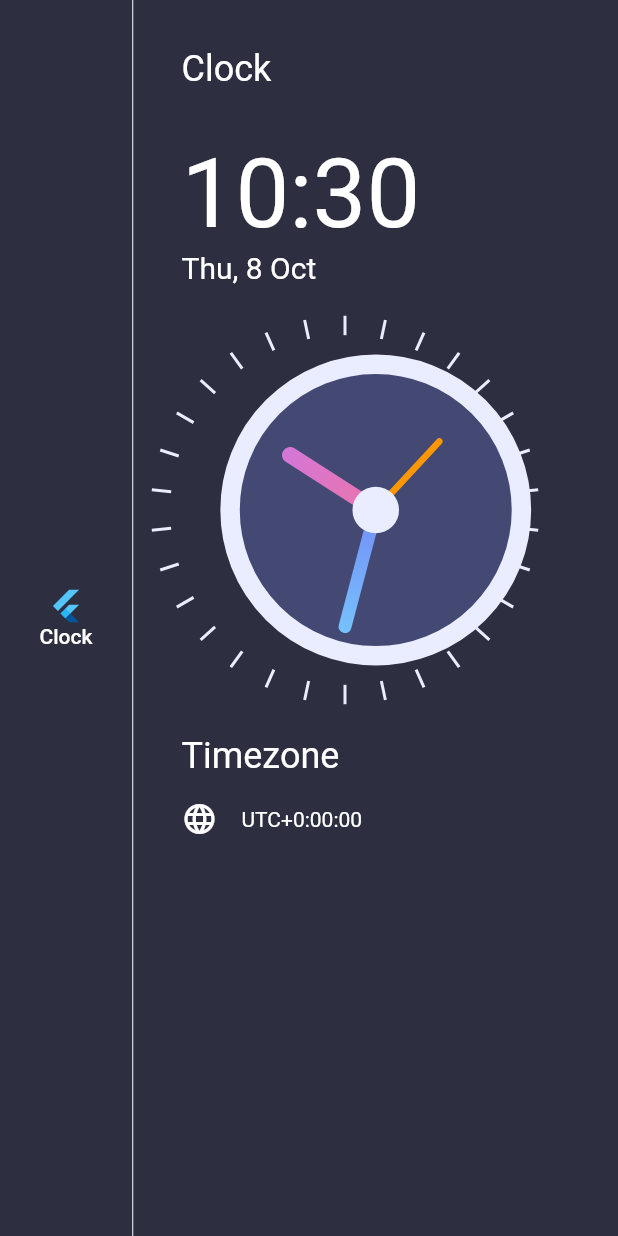
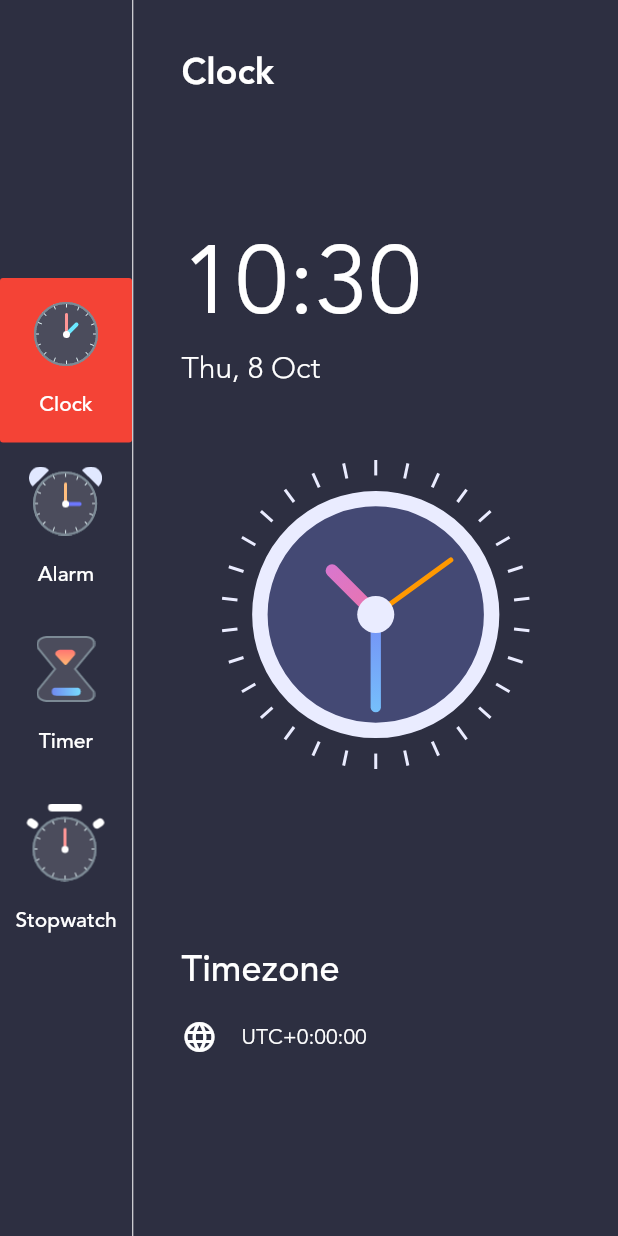
Before and after one commit to lypsisrudiansyah/clock_app, a Flutter app: the screen it shows after launch, after a tap on "Clock", on a phone screen of 412 x 824 dp. Run offline on Flutter 3.47's test engine with Material 2 defaults, Android fonts, the light colour scheme and no system bars.

Commit message:
refactor: home page and clock view
feat: add menu info and constants

feat: add some images and font Avenir

```diff
--- /dev/null
+++ b/lib/constants/constants.dart
@@ -0,0 +1 @@
+enum MenuType {clock, alarm, timer, stopwatch}
--- /dev/null
+++ b/lib/model/menu_info_model.dart
@@ -0,0 +1,9 @@
+import 'package:clock_app/constants/constants.dart';
+
+class MenuInfo {
+  MenuType menuType;
+  String title;
+  String imageResource;
+
+  MenuInfo(this.menuType, {this.title, this.imageResource});
+}
--- a/lib/pages/home_page.dart
+++ b/lib/pages/home_page.dart
@@ -25,16 +25,10 @@ class _HomePageState extends State<HomePage> {
           Column(
             mainAxisAlignment: MainAxisAlignment.center,
             children: <Widget>[
-              FlatButton(
-                onPressed: () {},
-                child: Column(
-                  children: <Widget>[
-                    FlutterLogo(),
-                    Text("Clock",
-                        style: TextStyle(color: Colors.white, fontSize: 14))
-                  ],
-                ),
-              )
+              buildMenuButton("Clock", "assets/clock_icon.png"),
+              buildMenuButton("Alarm", "assets/alarm_icon.png"),
+              buildMenuButton("Timer", "assets/timer_icon.png"),
+              buildMenuButton("Stopwatch", "assets/stopwatch_icon.png"),
             ],
           ),
           VerticalDivider(
@@ -43,29 +37,66 @@ class _HomePageState extends State<HomePage> {
           ),
           Expanded(
             child: Container(
-              // padding: EdgeInsets.symmetric(horizontal: 32, vertical: 64),
-              padding: EdgeInsets.all(32),
+              padding: EdgeInsets.symmetric(horizontal: 32, vertical: 32),
+              // padding: EdgeInsets.all(32),
               // color: Color(0xFF2D2F41),
               child: Column(
                 crossAxisAlignment: CrossAxisAlignment.start,
                 children: <Widget>[
-                  Text(
+                  Flexible(
+                    flex: 1,
+                    fit: FlexFit.tight,
+                    child: Text(
                       "Clock",
-                    style: TextStyle(color: Colors.white, fontSize: 24),
+                      style: TextStyle(
+                          fontFamily: "Avenir",
+                          fontWeight: FontWeight.w700,
+                          color: Colors.white,
+                          fontSize: 24),
+                    ),
                   ),
                   SizedBox(height: 32),
+                  Flexible(
+                    flex: 2,
+                    child: Column(
+                      crossAxisAlignment: CrossAxisAlignment.start,
+                      children: <Widget>[
                         Text(
                           formattedTime,
-                    style: TextStyle(color: Colors.white, fontSize: 64),
+                          style: TextStyle(
+                              fontFamily: "Avenir",
+                              color: Colors.white,
+                              fontSize: 64),
                         ),
                         Text(
                           formattedDate,
-                    style: TextStyle(color: Colors.white, fontSize: 20),
+                          style: TextStyle(
+                              fontFamily: "Avenir",
+                              fontWeight: FontWeight.w300,
+                              color: Colors.white,
+                              fontSize: 20),
                         ),
-                  ClockView(),
+                      ],
+                    ),
+                  ),
+                  Flexible(
+                      flex: 4,
+                      fit: FlexFit.tight,
+                      child: Align(
+                          alignment: Alignment.center, child: ClockView(size: MediaQuery.of(context).size.height / 4,))),
+                  Flexible(
+                    flex: 2,
+                    fit: FlexFit.tight,
+                    child: Column(
+                      crossAxisAlignment: CrossAxisAlignment.start,
+                      children: <Widget>[
                         Text(
                           "Timezone",
-                    style: TextStyle(color: Colors.white, fontSize: 24),
+                          style: TextStyle(
+                              fontFamily: "Avenir",
+                              fontWeight: FontWeight.w500,
+                              color: Colors.white,
+                              fontSize: 24),
                         ),
                         SizedBox(height: 16),
                         Row(
@@ -74,10 +105,16 @@ class _HomePageState extends State<HomePage> {
                             SizedBox(width: 16),
                             Text(
                               "UTC" + offsetSign + timezoneString,
-                        style: TextStyle(color: Colors.white, fontSize: 14),
+                              style: TextStyle(
+                                  fontFamily: "Avenir",
+                                  color: Colors.white,
+                                  fontSize: 14),
                             ),
                           ],
                         )
+                      ],
+                    ),
+                  ),
                 ],
               ),
             ),
@@ -86,4 +123,24 @@ class _HomePageState extends State<HomePage> {
       ),
     );
   }
+
+  Widget buildMenuButton(String title, String image) {
+    return FlatButton(
+    padding: const EdgeInsets.symmetric(vertical: 16),
+      color: title == "Clock" ? Colors.red : Colors.transparent,
+      onPressed: () {},
+      child: Column(
+        children: <Widget>[
+          Image.asset(
+            image,
+            scale: 1.5,
+          ),
+          SizedBox(height: 16),
+          Text(title ?? '-',
+              style: TextStyle(
+                  fontFamily: "Avenir", color: Colors.white, fontSize: 14))
+        ],
+      ),
+    );
   }
+}
--- a/lib/widgets/clock_view.dart
+++ b/lib/widgets/clock_view.dart
@@ -23,13 +23,16 @@ class _ClockViewState extends State<ClockView> {
 
   @override
   Widget build(BuildContext context) {
-    return Container(
-      height: 300,
-      width: 300,
-      child: Transform.rotate(
-        angle: -pi / 2,
-        child: CustomPaint(
-          painter: ClockPainter(),
+    return Align(
+      alignment: Alignment.topCenter,
+          child: Container(
+        height: widget.size,
+        width: widget.size,
+        child: Transform.rotate(
+          angle: -pi / 2,
+          child: CustomPaint(
+            painter: ClockPainter(),
+          ),
         ),
       ),
     );
@@ -100,7 +103,7 @@ class ClockPainter extends CustomPainter {
         radius *
             0.4 *
             cos((dateTime.hour * 30 + dateTime.minute * 0.5) * pi / 180);
-    var hourHandY = centerX +
+    var hourHandY = centerY +
         radius *
             0.4 *
             sin((dateTime.hour * 30 + dateTime.minute * 0.5) * pi / 180);
@@ -109,13 +112,13 @@ class ClockPainter extends CustomPainter {
     var minuteHandX =
         centerX + radius * 0.6 * cos(dateTime.minute * 6 * pi / 180);
     var minuteHandY =
-        centerX + radius * 0.6 * sin(dateTime.minute * 6 * pi / 180);
+        centerY + radius * 0.6 * sin(dateTime.minute * 6 * pi / 180);
     canvas.drawLine(center, Offset(minuteHandX, minuteHandY), minuteHandBrush);
 
     var secondHandX =
         centerX + radius * 0.6 * cos(dateTime.second * 6 * pi / 180);
     var secondHandY =
-        centerX + radius * 0.6 * sin(dateTime.second * 6 * pi / 180);
+        centerY + radius * 0.6 * sin(dateTime.second * 6 * pi / 180);
     canvas.drawLine(center, Offset(secondHandX, secondHandY), secondHandBrush);
 
     // canvas.drawCircle(center, 16, centerFillBruh);
@@ -125,10 +128,10 @@ class ClockPainter extends CustomPainter {
     var innerCircleRadius = radius * 0.9;
     for (var i = 0; i < 360; i += 12) {
       var x1 = centerX + outerCircleRadius * cos(i * pi / 180);
-      var y1 = centerX + outerCircleRadius * sin(i * pi / 180);
+      var y1 = centerY + outerCircleRadius * sin(i * pi / 180);
 
       var x2 = centerX + innerCircleRadius * cos(i * pi / 180);
-      var y2 = centerX + innerCircleRadius * sin(i * pi / 180);
+      var y2 = centerY + innerCircleRadius * sin(i * pi / 180);
       canvas.drawLine(Offset(x1, y1), Offset(x2, y2), dashBrush);
     }
   }
```
Also changed, not shown: pubspec.yaml (+12 -6 lines), assets/add_alarm.png (added), assets/alarm_icon.png (added), assets/clock_icon.png (added), assets/fonts/Avenir-Book.ttf (added), assets/fonts/Avenir-Heavy.ttf (added), assets/fonts/Avenir-Light.ttf (added), assets/fonts/Avenir-Medium.ttf (added), assets/stopwatch_icon.png (added), assets/timer_icon.png (added), pubspec.lock. Lines whose indentation alone changed are shown as unchanged.
